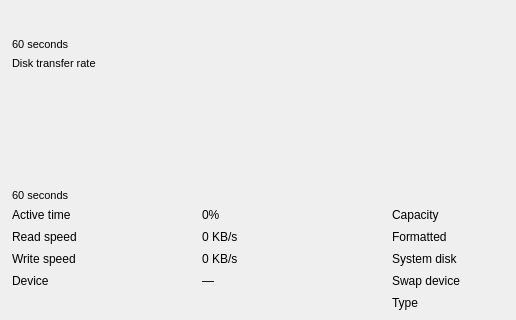
benapetr/TuxManager, file src/perf/diskdetailwidget.ui: the form before one commit; both pictures show x 0 to 516 and y 300 to 620 of the 760 by 620 pixel window.
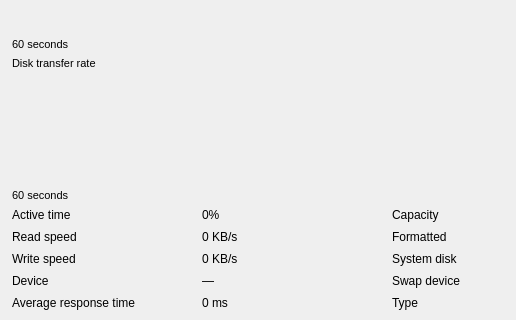
The form after the commit. Custom widgets are drawn as their Qt base class.

Commit message: Performance: show average response time on disk pages

```diff
--- a/src/perf/diskdetailwidget.ui
+++ b/src/perf/diskdetailwidget.ui
@@ -175,6 +175,8 @@
      <item row="3" column="2"><widget class="QLabel" name="swapDeviceLabel"><property name="text"><string>Swap device</string></property><property name="styleSheet"><string></string></property></widget></item>
      <item row="3" column="3"><widget class="QLabel" name="swapDeviceValueLabel"><property name="text"><string>—</string></property></widget></item>
 
+     <item row="4" column="0"><widget class="QLabel" name="responseTimeLabel"><property name="text"><string>Average response time</string></property><property name="styleSheet"><string></string></property></widget></item>
+     <item row="4" column="1"><widget class="QLabel" name="responseTimeValueLabel"><property name="text"><string>0 ms</string></property></widget></item>
      <item row="4" column="2"><widget class="QLabel" name="typeLabel"><property name="text"><string>Type</string></property><property name="styleSheet"><string></string></property></widget></item>
      <item row="4" column="3"><widget class="QLabel" name="typeValueLabel"><property name="text"><string>—</string></property></widget></item>
     </layout>
```
The commit also changes 3 other files.
